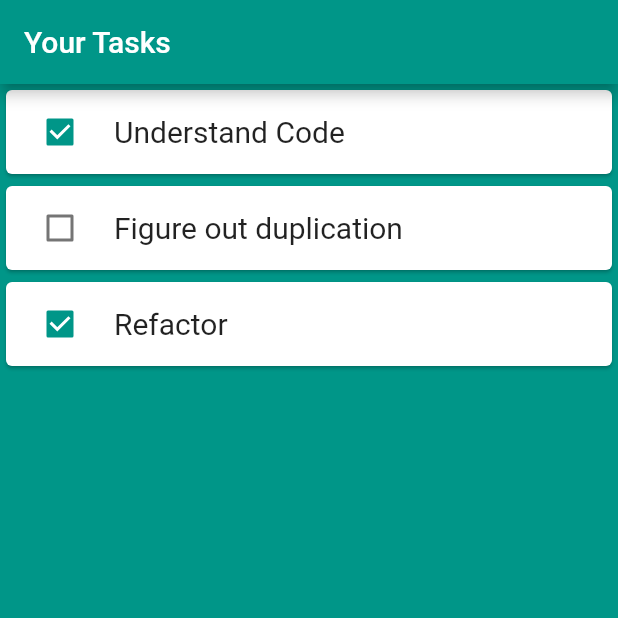
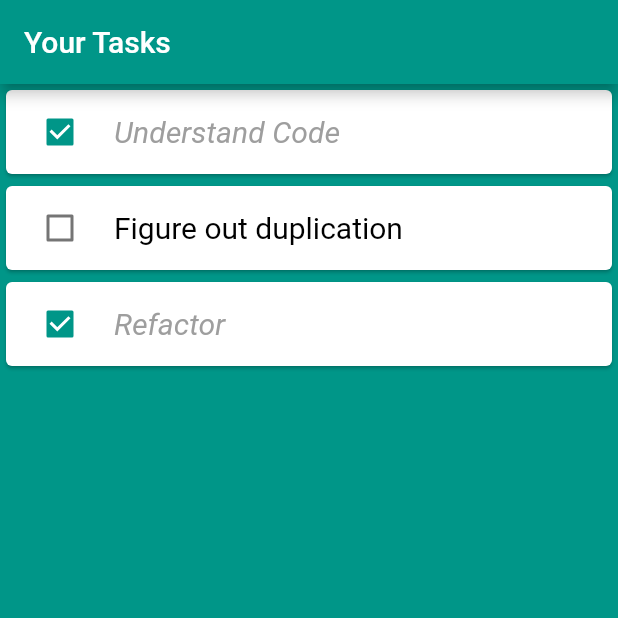
Before and after one commit to ericmichael/hw4, a Flutter app: the screen it shows after launch, on a phone screen of 412 x 824 dp, the top half of it. Run offline on Flutter 3.47's test engine with Material 2 defaults, Android fonts, the phone set to English and light mode, and no system bars.

Commit message:
text now become italic and grey when checked

```diff
--- a/lib/main.dart
+++ b/lib/main.dart
@@ -54,9 +54,9 @@ class _MyHomePageState extends State<MyHomePage> {
       ),
       body: Container(
         color: Colors.teal,
-                // REFACTOR INTO ListView.builder
+        // REFACTOR INTO ListView.builder
         child: ListView(children: <Widget>[
-          // REFACTOR OUT INTO STATEFUL TASK WIDGET
+          // REFACTOR OUT INTO STATEFUL TASKs WIDGET
           Card(
             child: CheckboxListTile(
               value: taskStates[0],
@@ -66,7 +66,13 @@ class _MyHomePageState extends State<MyHomePage> {
                 });
               },
               activeColor: Colors.teal,
-              title: Text(taskTitles[0], style: TextStyle(fontSize: 20)),
+              title: Text(taskTitles[0],
+                  style: TextStyle(
+                    fontSize: 20,
+                    fontStyle:
+                        taskStates[0] ? FontStyle.italic : FontStyle.normal,
+                    color: taskStates[0] ? Colors.grey : Colors.black,
+                  )),
               controlAffinity: ListTileControlAffinity.leading,
             ),
           ),
@@ -79,7 +85,13 @@ class _MyHomePageState extends State<MyHomePage> {
                 });
               },
               activeColor: Colors.teal,
-              title: Text(taskTitles[1], style: TextStyle(fontSize: 20)),
+              title: Text(taskTitles[1],
+                  style: TextStyle(
+                    fontSize: 20,
+                    fontStyle:
+                        taskStates[1] ? FontStyle.italic : FontStyle.normal,
+                    color: taskStates[1] ? Colors.grey : Colors.black,
+                  )),
               controlAffinity: ListTileControlAffinity.leading,
             ),
           ),
@@ -92,7 +104,13 @@ class _MyHomePageState extends State<MyHomePage> {
                 });
               },
               activeColor: Colors.teal,
-              title: Text(taskTitles[2], style: TextStyle(fontSize: 20)),
+              title: Text(taskTitles[2],
+                  style: TextStyle(
+                    fontSize: 20,
+                    fontStyle:
+                        taskStates[2] ? FontStyle.italic : FontStyle.normal,
+                    color: taskStates[2] ? Colors.grey : Colors.black,
+                  )),
               controlAffinity: ListTileControlAffinity.leading,
             ),
           ),
```
